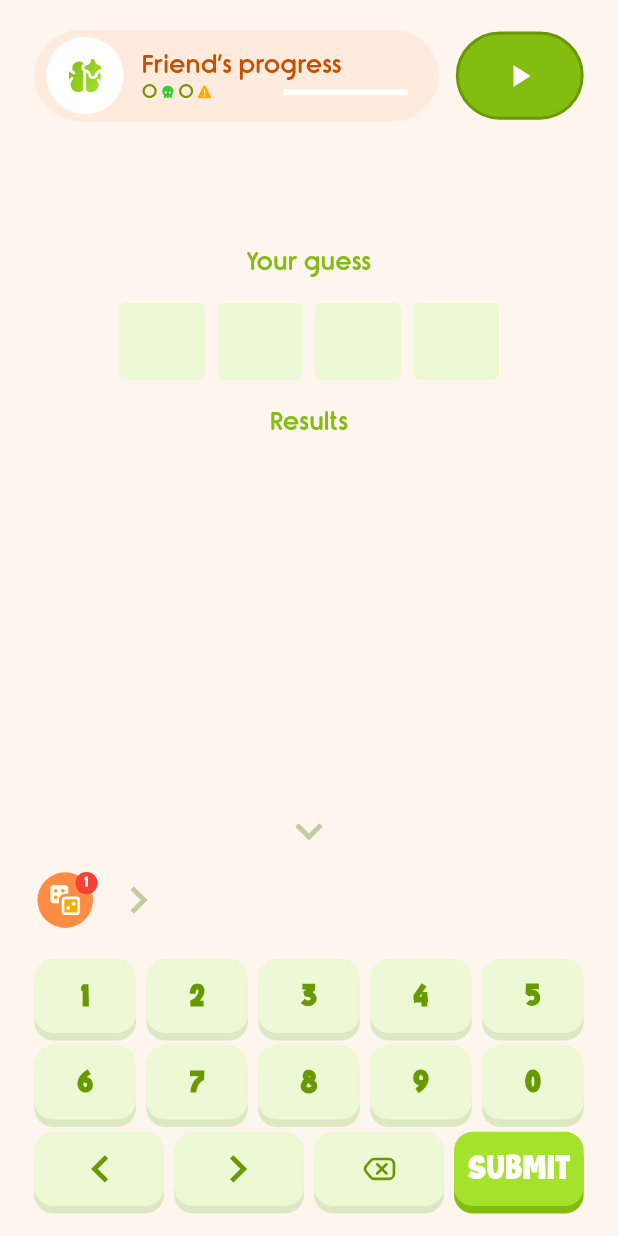
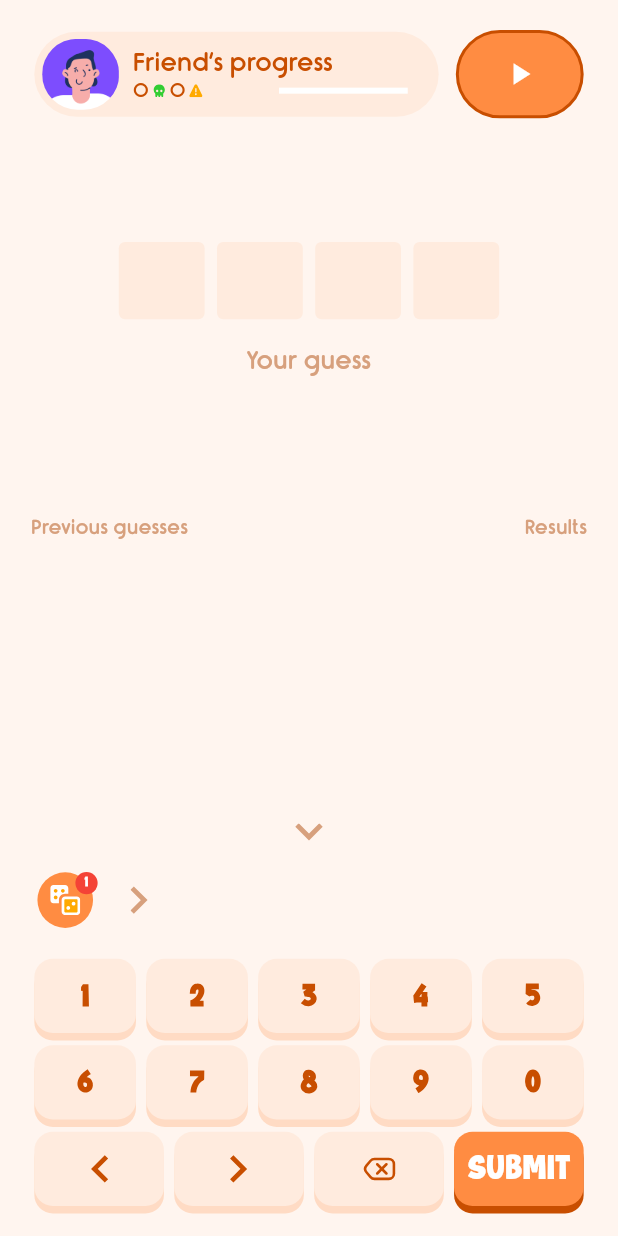
Before and after one commit to softtdevco/doi-app, a Flutter app: the OnlineGamePlay screen opened by its route, on a phone screen of 412 x 824 dp. Run offline on Flutter 3.47's test engine with Material 3 defaults, Android fonts, the phone set to English and light mode, and no system bars; our stand-ins replace country_picker, device_info_plus, device_preview, dio, flutter_riverpod, flutter_screenutil and 11 more; missing offline and left inert: flutter_branch_sdk; accounts and stored records are empty; generated files the repository leaves out were written again; statements that could not run were skipped.

Commit message:
online game and ads push

```diff
--- a/lib/bootstrap.dart
+++ b/lib/bootstrap.dart
@@ -2,6 +2,7 @@ import 'dart:async';
 import 'dart:developer';
 
 import 'package:doi_mobile/data/local_storage/storage_keys.dart';
+import 'package:doi_mobile/data/third_party_services/ads_service.dart';
 import 'package:flutter/services.dart';
 import 'package:flutter/widgets.dart';
 import 'package:flutter_branch_sdk/flutter_branch_sdk.dart';
@@ -11,13 +12,13 @@ Future<void> bootstrap(FutureOr<Widget> Function() builder) async {
   FlutterError.onError = (details) {
     log(details.exceptionAsString(), stackTrace: details.stack);
   };
-
+  // Add cross-flavor configuration here
   WidgetsFlutterBinding.ensureInitialized();
   await FlutterBranchSdk.init();
   // FlutterBranchSdk.validateSDKIntegration();
+  await AdManager().initialize();
   await Hive.initFlutter();
   await Hive.openBox(HiveKeys.appBox);
-  // Add cross-flavor configuration here
   SystemChrome.setEnabledSystemUIMode(SystemUiMode.immersiveSticky);
   runApp(await builder());
 }
--- a/lib/core/utils/colors.dart
+++ b/lib/core/utils/colors.dart
@@ -42,7 +42,6 @@ class AppColors {
   static const Color disableLock = Color(0xFFD7A07D);
   static const Color deadPosition = Color(0xFF009B3A);
   static const Color glassfill = Color(0xFFFFD7BD);
-   static const Color claimColor = Color(0xFFFF6A00);
-
-
+  static const Color claimColor = Color(0xFFFF6A00);
+  static const Color lineGuess = Color(0xFFFFECDF);
 }
--- a/lib/data/local_storage/storage_keys.dart
+++ b/lib/data/local_storage/storage_keys.dart
@@ -10,4 +10,5 @@ class HiveKeys {
   static const String token = 'token';
   static const String user = 'user';
   static const String refreshToken = 'refresh_token';
+  static const String currentState = 'current_state';
 }
--- a/lib/presentation/features/dashboard/home/presentation/pages/widgets/create_game.dart
+++ b/lib/presentation/features/dashboard/home/presentation/pages/widgets/create_game.dart
@@ -166,7 +166,7 @@ class _CreateGameState extends ConsumerState<CreateGame> {
                       }
                     },
                     add: () {
-                      if (guessCount < 7) {
+                      if (guessCount < 4) {
                         setState(() {
                           guessCount++;
                         });
--- a/lib/presentation/features/dashboard/home/presentation/pages/widgets/game_keyboard.dart
+++ b/lib/presentation/features/dashboard/home/presentation/pages/widgets/game_keyboard.dart
@@ -14,7 +14,7 @@ class GameKeyboard extends ConsumerStatefulWidget {
   final VoidCallback onDeletePressed;
   final VoidCallback onSubmitPressed;
   final bool canSubmit;
-   final bool aiPlaybackEnabled;
+  final bool aiPlaybackEnabled;
   final bool isOnline;
 
   const GameKeyboard({
@@ -23,7 +23,7 @@ class GameKeyboard extends ConsumerStatefulWidget {
     required this.onDeletePressed,
     required this.onSubmitPressed,
     required this.canSubmit,
-     required this.aiPlaybackEnabled,
+    required this.aiPlaybackEnabled,
     this.isOnline = false,
   }) : super(key: key);
 
@@ -82,7 +82,9 @@ class _GameKeyboardState extends ConsumerState<GameKeyboard> {
                     quarterTurns: showPowerUps ? 0 : 2,
                     child: AppSvgIcon(
                       path: Assets.svgs.left,
-                      color: AppColors.dropColor,
+                      color: widget.isOnline
+                          ? AppColors.disableLock
+                          : AppColors.dropColor,
                     ),
                   ),
                 ),
@@ -198,11 +200,13 @@ class _GameKeyboardState extends ConsumerState<GameKeyboard> {
       child: Container(
         height: 48.r,
         decoration: BoxDecoration(
-          color: AppColors.lightGreen,
+          color: widget.isOnline ? AppColors.indicator : AppColors.lightGreen,
           borderRadius: BorderRadius.circular(12.r),
           boxShadow: [
             BoxShadow(
-              color: AppColors.lightGreenBorder,
+              color: widget.isOnline
+                  ? Color(0xFFFFDBC4)
+                  : AppColors.lightGreenBorder,
               offset: const Offset(0, 5),
               blurRadius: 0,
               spreadRadius: 0,
@@ -215,7 +219,9 @@ class _GameKeyboardState extends ConsumerState<GameKeyboard> {
           style: TextStyle(
             fontSize: 20.sp,
             fontWeight: FontWeight.bold,
-            color: AppColors.greenText,
+            color: widget.isOnline
+                ? AppColors.secondaryColor
+                : AppColors.greenText,
           ),
           textScaler: const TextScaler.linear(1.0),
         ),
@@ -229,11 +235,13 @@ class _GameKeyboardState extends ConsumerState<GameKeyboard> {
       child: Container(
           height: 48.r,
           decoration: BoxDecoration(
-            color: AppColors.lightGreen,
+            color: widget.isOnline ? AppColors.indicator : AppColors.lightGreen,
             borderRadius: BorderRadius.circular(12.r),
             boxShadow: [
               BoxShadow(
-                color: AppColors.lightGreenBorder,
+                color: widget.isOnline
+                    ? Color(0xFFFFDBC4)
+                    : AppColors.lightGreenBorder,
                 offset: const Offset(0, 5),
                 blurRadius: 0,
                 spreadRadius: 0,
@@ -246,7 +254,9 @@ class _GameKeyboardState extends ConsumerState<GameKeyboard> {
             child: AppSvgIcon(
               path: icon,
               fit: BoxFit.scaleDown,
-              color: AppColors.greenText,
+              color: widget.isOnline
+                  ? AppColors.secondaryColor
+                  : AppColors.greenText,
             ),
           )),
     );
@@ -259,11 +269,13 @@ class _GameKeyboardState extends ConsumerState<GameKeyboard> {
         padding: EdgeInsets.all(4),
         height: 48.r,
         decoration: BoxDecoration(
-          color: AppColors.green,
+          color: widget.isOnline ? AppColors.primaryColor : AppColors.green,
           borderRadius: BorderRadius.circular(12.r),
           boxShadow: [
             BoxShadow(
-              color: AppColors.greenBorder,
+              color: widget.isOnline
+                  ? AppColors.secondaryColor
+                  : AppColors.greenBorder,
               offset: const Offset(0, 5),
               blurRadius: 0,
               spreadRadius: 0,
--- a/lib/presentation/features/dashboard/home/presentation/pages/widgets/guess_results.dart
+++ b/lib/presentation/features/dashboard/home/presentation/pages/widgets/guess_results.dart
@@ -8,11 +8,13 @@ import 'package:flutter_screenutil/flutter_screenutil.dart';
 class GuessResult extends StatelessWidget {
   final int deadCount;
   final int injuredCount;
+  final Color countColor;
 
   const GuessResult({
     Key? key,
     required this.deadCount,
     required this.injuredCount,
+    this.countColor = AppColors.greenText,
   }) : super(key: key);
 
   @override
@@ -24,7 +26,7 @@ class GuessResult extends StatelessWidget {
             Text(
               '$deadCount',
               style: context.textTheme.bodyMedium?.copyWith(
-                color: AppColors.greenText,
+                color: countColor,
                 fontSize: 14.sp,
               ),
             ),
@@ -42,7 +44,7 @@ class GuessResult extends StatelessWidget {
             Text(
               '$injuredCount',
               style: context.textTheme.bodyMedium?.copyWith(
-                color: AppColors.greenText,
+                color: countColor,
                 fontSize: 14.sp,
               ),
             ),
--- a/lib/presentation/features/dashboard/onlineGame/presentation/pages/online_game_play.dart
+++ b/lib/presentation/features/dashboard/onlineGame/presentation/pages/online_game_play.dart
@@ -3,10 +3,10 @@ import 'package:doi_mobile/core/utils/colors.dart';
 import 'package:doi_mobile/gen/assets.gen.dart';
 import 'package:doi_mobile/presentation/features/dashboard/home/presentation/notifiers/game_notifier.dart';
 import 'package:doi_mobile/presentation/features/dashboard/home/presentation/pages/widgets/game_keyboard.dart';
-import 'package:doi_mobile/presentation/features/dashboard/home/presentation/pages/widgets/guess_display.dart';
 import 'package:doi_mobile/presentation/features/dashboard/onlineGame/presentation/notifiers/onine_game_state.dart';
 import 'package:doi_mobile/presentation/features/dashboard/onlineGame/presentation/notifiers/online_game_notifier.dart';
 import 'package:doi_mobile/presentation/features/dashboard/onlineGame/presentation/pages/widgets/online_game_status_bar.dart';
+import 'package:doi_mobile/presentation/features/dashboard/onlineGame/presentation/pages/widgets/online_guess_display.dart';
 import 'package:doi_mobile/presentation/general_widgets/doi_svg_widget.dart';
 import 'package:flutter/material.dart';
 import 'package:flutter_riverpod/flutter_riverpod.dart';
@@ -81,11 +81,9 @@ class _OnlineGamePlayState extends ConsumerState<OnlineGamePlay>
                     ),
                     60.verticalSpace,
                     Expanded(
-                      child: GuessDisplay(
+                      child: OnlineGuessDisplay(
                         currentInput: currentInput,
                         playerGuesses: gameState.playerGuesses,
-                        gameMode: gameState.gameMode,
-                        aiSecretCode: gameState.aiSecretCode,
                         isGameOver: gameState.isGameOver,
                         winner: gameState.winner,
                       ),
@@ -101,7 +99,7 @@ class _OnlineGamePlayState extends ConsumerState<OnlineGamePlay>
                           quarterTurns: 3,
                           child: AppSvgIcon(
                             path: Assets.svgs.left,
-                            color: AppColors.dropColor,
+                            color: AppColors.disableLock,
                           ),
                         ),
                       ),
@@ -115,11 +113,12 @@ class _OnlineGamePlayState extends ConsumerState<OnlineGamePlay>
                         onSubmitPressed: _onSubmitPressed,
                         canSubmit: currentInput.length == 4,
                         aiPlaybackEnabled: true,
+                        isOnline: true,
                       ),
                     if (showKeyboard == false)
                       AppSvgIcon(
                         path: Assets.svgs.keyboard,
-                        color: AppColors.dropColor,
+                        color: AppColors.disableLock,
                         onTap: () {
                           setState(() {
                             showKeyboard = !showKeyboard;
--- a/lib/presentation/features/dashboard/onlineGame/presentation/pages/widgets/online_game_status_bar.dart
+++ b/lib/presentation/features/dashboard/onlineGame/presentation/pages/widgets/online_game_status_bar.dart
@@ -1,6 +1,5 @@
 import 'package:doi_mobile/core/extensions/context_extensions.dart';
 import 'package:doi_mobile/core/extensions/texttheme_extensions.dart';
-import 'package:doi_mobile/core/extensions/widget_extensions.dart';
 import 'package:doi_mobile/core/utils/colors.dart';
 import 'package:doi_mobile/gen/assets.gen.dart';
 import 'package:doi_mobile/presentation/features/dashboard/home/data/model/guess_model.dart';
@@ -31,7 +30,7 @@ class OnlineGameStatusBar extends ConsumerWidget {
         ? 0
         : friendGuesses.map((g) => g.deadCount).reduce((a, b) => a > b ? a : b);
 
-    final aiProgress = bestDeadCount / 4;
+    final friendProgress = bestDeadCount / 4;
     final state = ref.watch(gameNotifierProvider);
     return Container(
       padding: EdgeInsets.symmetric(horizontal: 20.w),
@@ -51,15 +50,13 @@ class OnlineGameStatusBar extends ConsumerWidget {
               ),
               child: Row(
                 children: [
-                  AppSvgIcon(
-                    path: Assets.svgs.ai,
-                    fit: BoxFit.scaleDown,
-                  ).withContainer(
-                    color: AppColors.white,
-                    shape: BoxShape.circle,
-                    height: 50.h,
-                    width: 50.w,
-                  ),
+                  ClipRRect(
+                      borderRadius: BorderRadius.circular(82.6.r),
+                      child: Assets.images.opponet.image(
+                        fit: BoxFit.cover,
+                        height: 46.h,
+                        width: 45.w,
+                      )),
                   8.horizontalSpace,
                   Expanded(
                     child: Column(
@@ -84,7 +81,7 @@ class OnlineGameStatusBar extends ConsumerWidget {
                                       style:
                                           context.textTheme.bodySmall?.copyWith(
                                         fontSize: 12.6.sp,
-                                        color: AppColors.greenBorder,
+                                        color: AppColors.primaryColor,
                                       ),
                                     ),
                                     8.horizontalSpace,
@@ -97,7 +94,7 @@ class OnlineGameStatusBar extends ConsumerWidget {
                                             '${latestGuess?.deadCount ?? 0}',
                                             style: context.textTheme.bodySmall
                                                 ?.copyWith(
-                                              color: AppColors.greenText,
+                                              color: AppColors.secondaryColor,
                                               fontSize: 12.sp,
                                             ),
                                           ),
@@ -116,7 +113,7 @@ class OnlineGameStatusBar extends ConsumerWidget {
                                             '${latestGuess?.injuredCount ?? 0}',
                                             style: context.textTheme.bodySmall
                                                 ?.copyWith(
-                                              color: AppColors.greenText,
+                                              color: AppColors.secondaryColor,
                                               fontSize: 12.sp,
                                             ),
                                           ),
@@ -136,10 +133,10 @@ class OnlineGameStatusBar extends ConsumerWidget {
                             10.horizontalSpace,
                             Flexible(
                               child: LinearProgressIndicator(
-                                value: aiProgress,
+                                value: friendProgress,
                                 backgroundColor: Colors.white,
-                                valueColor:
-                                    AlwaysStoppedAnimation(AppColors.green),
+                                valueColor: AlwaysStoppedAnimation(
+                                    AppColors.primaryColor),
                               ),
                             ),
                           ],
@@ -158,10 +155,10 @@ class OnlineGameStatusBar extends ConsumerWidget {
               vertical: timeRemaining > 0 ? 7.h : 15.h,
             ),
             decoration: BoxDecoration(
-                color: AppColors.greenBorder,
+                color: AppColors.primaryColor,
                 borderRadius: BorderRadius.circular(36.r),
                 border: Border.all(
-                  color: AppColors.greenText,
+                  color: AppColors.secondaryColor,
                   width: 2,
                 )),
             child: Column(
--- /dev/null
+++ b/lib/presentation/features/dashboard/onlineGame/presentation/pages/widgets/online_guess_display.dart
@@ -0,0 +1,145 @@
+import 'package:doi_mobile/core/extensions/texttheme_extensions.dart';
+import 'package:doi_mobile/core/extensions/widget_extensions.dart';
+import 'package:doi_mobile/core/utils/colors.dart';
+import 'package:doi_mobile/presentation/features/dashboard/home/data/model/guess_model.dart';
+import 'package:doi_mobile/presentation/features/dashboard/home/presentation/pages/widgets/guess_results.dart';
+import 'package:flutter/material.dart';
+import 'package:flutter_screenutil/flutter_screenutil.dart';
+
+class OnlineGuessDisplay extends StatelessWidget {
+  final List<String> currentInput;
+  final List<Guess> playerGuesses;
+
+  final bool isGameOver;
+  final String? winner;
+
+  const OnlineGuessDisplay({
+    Key? key,
+    required this.currentInput,
+    required this.playerGuesses,
+    required this.isGameOver,
+    required this.winner,
+  }) : super(key: key);
+
+  @override
+  Widget build(BuildContext context) {
+    return Padding(
+      padding: EdgeInsets.all(20.r),
+      child: Column(
+        crossAxisAlignment: CrossAxisAlignment.center,
+        children: [
+          Row(
+            mainAxisAlignment: MainAxisAlignment.center,
+            children: List.generate(
+              4,
+              (index) => Container(
+                width: 50.w,
+                height: 50.h,
+                margin: EdgeInsets.symmetric(horizontal: 4.r),
+                decoration: BoxDecoration(
+                  border: index < currentInput.length
+                      ? Border.all(
+                          color: AppColors.secondaryColor,
+                          width: 2,
+                        )
+                      : null,
+                  color: index < currentInput.length
+                      ? AppColors.white
+                      : AppColors.indicator,
+                  borderRadius: BorderRadius.circular(4.r),
+                ),
+                alignment: Alignment.center,
+                child: index < currentInput.length
+                    ? Text(
+                        currentInput[index],
+                        style: context.textTheme.bodyMedium?.copyWith(
+                          color: AppColors.secondaryColor,
+                          fontSize: 21.67.sp,
+                        ),
+                      )
+                    : null,
+              ),
+            ),
+          ),
+          16.verticalSpace,
+          Text(
+            'Your guess',
+            style: context.textTheme.bodySmall?.copyWith(
+              fontSize: 16.sp,
+              color: AppColors.disableLock,
+            ),
+          ),
+          89.verticalSpace,
+          Expanded(
+            child: ListView(
+              children: [
+                Column(
+                  children: [
+                    Row(
+                      mainAxisAlignment: MainAxisAlignment.spaceBetween,
+                      children: [
+                        Text(
+                          'Previous guesses',
+                          style: context.textTheme.bodySmall?.copyWith(
+                            fontSize: 12.6.sp,
+                            color: AppColors.disableLock,
+                          ),
+                        ),
+                        Text(
+                          'Results',
+                          style: context.textTheme.bodySmall?.copyWith(
+                            fontSize: 12.6.sp,
+                            color: AppColors.disableLock,
+                          ),
+                        ),
+                      ],
+                    ),
+                    SizedBox(height: 9.h),
+                    ...playerGuesses
+                        .asMap()
+                        .entries
+                        .toList()
+                        .reversed
+                        .map((entry) {
+                      final index = playerGuesses.length - 1 - entry.key;
+                      final guess = entry.value;
+
+                      return Opacity(
+                        opacity: 1.0 - (index * 0.2).clamp(0.0, 0.6),
+                        child: Row(
+                          mainAxisAlignment: MainAxisAlignment.spaceBetween,
+                          children: [
+                            Text(
+                              guess.code,
+                              style: context.textTheme.bodyMedium?.copyWith(
+                                color: AppColors.secondaryColor,
+                                fontSize: 14.sp,
+                              ),
+                            ),
+                            GuessResult(
+                              deadCount: guess.deadCount,
+                              injuredCount: guess.injuredCount,
+                              countColor: AppColors.secondaryColor,
+                            ),
+                          ],
+                        ).withContainer(
+                            padding: EdgeInsets.only(
+                              bottom: 8.h,
+                              top: 8.h,
+                            ),
+                            border: Border(
+                                bottom: BorderSide(
+                              color: AppColors.lineGuess,
+                            ))),
+                      );
+                    }),
+                  ],
+                ),
+              ],
+            ),
+          ),
+        ],
+      ),
+    );
+  }
+}
--- a/lib/presentation/features/onboarding/presentation/notifier/onboarding.notifier.dart
+++ b/lib/presentation/features/onboarding/presentation/notifier/onboarding.notifier.dart
@@ -5,15 +5,19 @@ import 'package:doi_mobile/presentation/features/onboarding/data/models/register
 import 'package:doi_mobile/presentation/features/onboarding/data/models/signup_sync_request.dart';
 import 'package:doi_mobile/presentation/features/onboarding/data/repository/onboarding_repository.dart';
 import 'package:doi_mobile/presentation/features/onboarding/presentation/notifier/onboarding.state.dart';
+import 'package:doi_mobile/presentation/features/profile/data/repository/user_repository.dart';
+import 'package:doi_mobile/presentation/features/profile/data/repository/user_repository_impl.dart';
 import 'package:flutter_riverpod/flutter_riverpod.dart';
 
 class OnboardingNotifier extends AutoDisposeNotifier<OnboardingState> {
   OnboardingNotifier();
   late OnboardingRepository _onboardingRepository;
+  late UserRepository _userRepository;
 
   @override
   OnboardingState build() {
     _onboardingRepository = ref.read(onboardingRepositoryProvider);
+    _userRepository = ref.read(userRepositoryProvider);
     return OnboardingState.initial();
   }
 
@@ -56,6 +60,7 @@ class OnboardingNotifier extends AutoDisposeNotifier<OnboardingState> {
       final response =
           await _onboardingRepository.loginDevice(deviceId: deviceId);
       if (!response.status) throw response.message;
+      _userRepository.saveCurrentState(CurrentState.loggedIn);
       state = state.copyWith(loadState: LoadState.success);
       if (onCompleted != null) onCompleted();
     } catch (e) {
--- a/lib/presentation/features/profile/data/repository/user_repository.dart
+++ b/lib/presentation/features/profile/data/repository/user_repository.dart
@@ -10,4 +10,6 @@ abstract interface class UserRepository {
   String getRefreshToken();
   Future<void> saveToken(String token);
   void saveRefreshToken(String token);
+  Future<void> saveCurrentState(CurrentState val);
+  CurrentState getCurrentState();
 }
--- a/pubspec.yaml
+++ b/pubspec.yaml
@@ -28,6 +28,7 @@ dependencies:
   flutter_branch_sdk: ^8.4.1
   share_plus: ^11.0.0
   socket_io_client: ^3.1.1
+  google_mobile_ads: ^6.0.0
 
 
   flutter:
```
Also changed, not shown: lib/core/config/api_keys.dart (+19 -0 lines), lib/data/third_party_services/ads_service.dart (added, +203 -0 lines), lib/presentation/features/dashboard/home/presentation/pages/home.dart (+41 -4 lines), lib/presentation/features/onboarding/presentation/pages/splash.dart (+25 -81 lines), lib/presentation/features/profile/data/repository/user_repository_impl.dart (+17 -0 lines), assets/images/doi.png, pubspec.lock, 7 other files.
